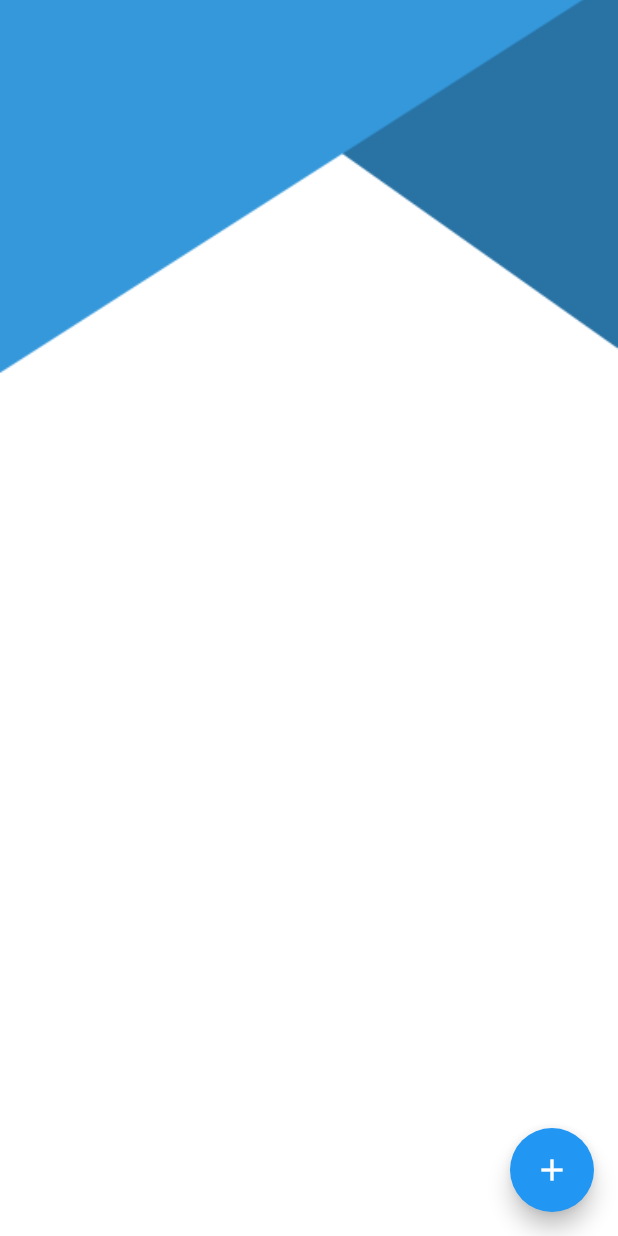
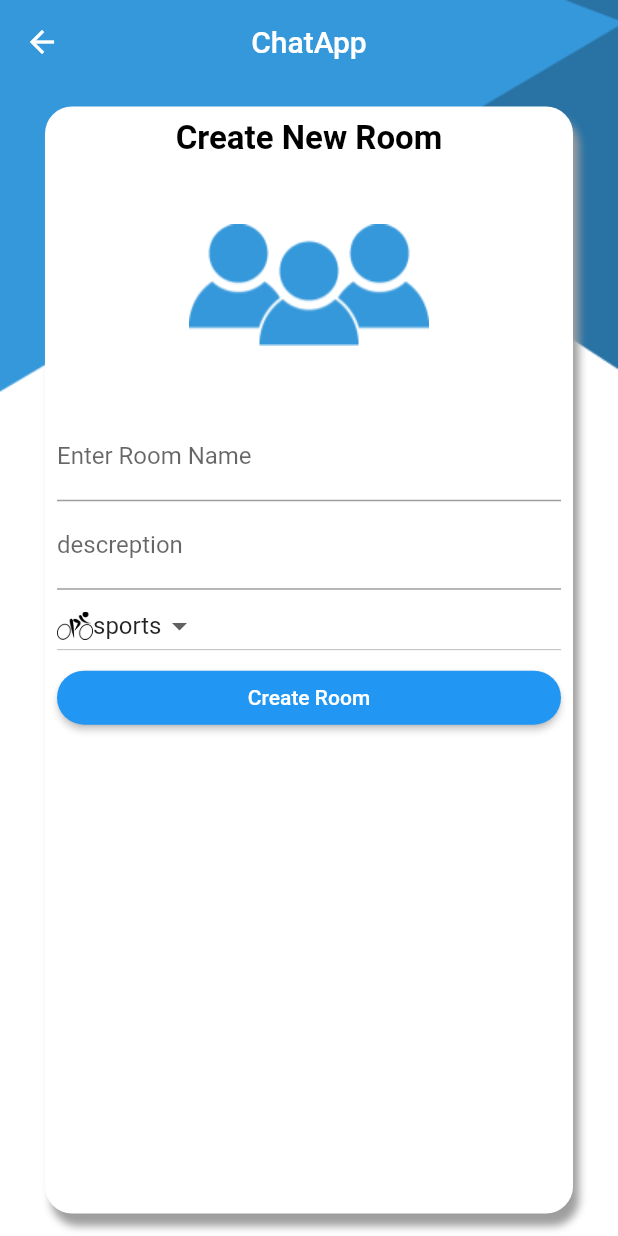
Before and after one commit to marwan-mohamed163/flutter-chat, a Flutter app: the HomeScreen screen opened by its route, after a tap on the "add" icon, on a phone screen of 412 x 824 dp. Run offline on Flutter 3.47's test engine with Material 2 defaults, Android fonts, the phone set to English and light mode, and no system bars; our stand-ins replace cloud_firestore, firebase_auth, firebase_core, fluttertoast; accounts and stored records are empty.

```diff
--- /dev/null
+++ b/lib/addRoom/AddRoom.dart
@@ -0,0 +1,168 @@
+import 'package:chat_app/dataBase/DataBaseHelper.dart';
+import 'package:chat_app/modal/Room.dart';
+import 'package:flutter/material.dart';
+import 'package:fluttertoast/fluttertoast.dart';
+
+class AddRoom extends StatefulWidget {
+  static final String ROUTE_NAME = 'addRoom';
+
+  @override
+  State<AddRoom> createState() => _AddRoomState();
+}
+
+class _AddRoomState extends State<AddRoom> {
+  final _addRoomFormKey = GlobalKey<FormState>();
+
+  String roomName = '';
+
+  String desc = '';
+
+  List<String> Categories = ['sports', 'movie', 'music'];
+
+  String SelectedCategories = 'sports';
+
+  @override
+  Widget build(BuildContext context) {
+    return Stack(
+      children: [
+        Container(
+          color: Colors.white,
+        ),
+        Image(
+          image: AssetImage('assets/images/BackGround.png'),
+          fit: BoxFit.fill,
+          width: double.infinity,
+        ),
+        Scaffold(
+          backgroundColor: Colors.transparent,
+          appBar: AppBar(
+            title: Text('ChatApp'),
+            centerTitle: true,
+            elevation: 0,
+            backgroundColor: Colors.transparent,
+          ),
+          body: Center(
+            child: Container(
+              margin: EdgeInsets.symmetric(vertical: 15, horizontal: 30),
+              padding: EdgeInsets.all(8),
+              decoration: BoxDecoration(
+                  borderRadius: BorderRadius.circular(18),
+                  color: Colors.white,
+                  boxShadow: [
+                    BoxShadow(
+                      color: Colors.grey,
+                      blurRadius: 4,
+                      offset: Offset(4, 8), // Shadow position
+                    ),
+                  ]),
+              child: Column(
+                crossAxisAlignment: CrossAxisAlignment.stretch,
+                children: [
+                  Text(
+                    'Create New Room',
+                    style: TextStyle(
+                        color: Colors.black,
+                        fontSize: 22,
+                        fontWeight: FontWeight.bold),
+                    textAlign: TextAlign.center,
+                  ),
+                  Image(image: AssetImage('assets/images/imageCreateRoom.png')),
+                  Form(
+                    key: _addRoomFormKey,
+                    child: Column(
+                      crossAxisAlignment: CrossAxisAlignment.stretch,
+                      children: [
+                        TextFormField(
+                          onChanged: (textValue) {
+                            roomName = textValue;
+                          },
+                          decoration: InputDecoration(
+                              labelText: 'Enter Room Name',
+                              floatingLabelBehavior:
+                                  FloatingLabelBehavior.auto),
+                          validator: (value) {
+                            if (value == null || value.isEmpty) {
+                              return 'please enter room name';
+                            }
+                            return null;
+                          },
+                          obscureText: true,
+                        ),
+                        TextFormField(
+                          onChanged: (textValue) {
+                            desc = textValue;
+                          },
+                          decoration: InputDecoration(
+                              labelText: 'descreption',
+                              floatingLabelBehavior:
+                                  FloatingLabelBehavior.auto),
+                          validator: (value) {
+                            if (value == null || value.isEmpty) {
+                              return 'Please enter Descreption';
+                            }
+                            return null;
+                          },
+                          obscureText: true,
+                        ),
+
+                        // isLoading?Center(child: CircularProgressIndicator(),)
+
+                        DropdownButton(
+                            onChanged: (newSelected) {
+                              setState(() {
+                                SelectedCategories = newSelected as String;
+                              });
+                            },
+                            value: SelectedCategories,
+                            iconSize: 24,
+                            elevation: 16,
+                            items: Categories.map((name) {
+                              return DropdownMenuItem(
+                                  value: name,
+                                  child: Row(children: [
+                                    Image(
+                                      image: AssetImage(
+                                        'assets/images/$name.png',
+                                      ),
+                                      width: 24,
+                                      height: 24,
+                                    ),
+                                    Text(name)
+                                  ]));
+                            }).toList()),
+
+                        ElevatedButton(
+                            style: ElevatedButton.styleFrom(
+                                shape: RoundedRectangleBorder(
+                                    borderRadius: BorderRadius.circular(60))),
+                            onPressed: () {
+                              if (_addRoomFormKey.currentState!.validate() ==
+                                  true) {
+                                addRoom();
+                              }
+                            },
+                            child: Text('Create Room')),
+                      ],
+                    ),
+                  )
+                ],
+              ),
+            ),
+          ),
+        )
+      ],
+    );
+  }
+
+  void addRoom() {
+    final docRef = getRoomCollectionWithConverter().doc();
+    Room room = Room(
+        id: docRef.id,
+        name: roomName,
+        description: desc,
+        category: SelectedCategories);
+    docRef.set(room).then((value) => Fluttertoast.showToast(
+        msg: 'Room add Successful', toastLength: Toast.LENGTH_LONG));
+    Navigator.pop(context);
+  }
+}
--- a/lib/dataBase/DataBaseHelper.dart
+++ b/lib/dataBase/DataBaseHelper.dart
@@ -1,3 +1,4 @@
+import 'package:chat_app/modal/Room.dart';
 import 'package:cloud_firestore/cloud_firestore.dart';
 import '../modal/User.dart';
 
@@ -7,3 +8,10 @@ CollectionReference<User> getUserCollectionWithConverter(){
        fromFirestore: (snapshot, _) => User.fromJson(snapshot.data()!),
        toFirestore: (user, _) => user.toJson());
 }
+
+CollectionReference<Room> getRoomCollectionWithConverter(){
+   return FirebaseFirestore.instance.collection(Room.COOLECTION_NAME)
+       .withConverter<Room>(
+       fromFirestore: (snapshot, _) => Room.fromJson(snapshot.data()!),
+       toFirestore: (room, _) => room.toJson());
+}
--- a/lib/home/HomeScreen.dart
+++ b/lib/home/HomeScreen.dart
@@ -1,25 +1,72 @@
+import 'package:chat_app/addRoom/AddRoom.dart';
+import 'package:chat_app/dataBase/DataBaseHelper.dart';
+import 'package:chat_app/home/RoomWidget.dart';
+import 'package:chat_app/roomsDetails/RoomsDetails.dart';
+import 'package:cloud_firestore/cloud_firestore.dart';
 import 'package:flutter/cupertino.dart';
 import 'package:flutter/material.dart';
 
+import '../modal/Room.dart';
+
 class HomeScreen extends StatelessWidget{
+  late CollectionReference <Room> roomCollectionRef;
+  HomeScreen(){
+      roomCollectionRef = getRoomCollectionWithConverter();
+      }
   static const String ROUTE_NAME ='home';
   @override
   Widget build(BuildContext context) {
-    return Stack(
+    return
+     Stack(
         children: [
           Container(
+            padding: EdgeInsets.all(25),
             color: Colors.white,
           ),
           Image(image: AssetImage('assets/images/BackGround.png'),
-          fit: BoxFit.fitWidth,width: double.infinity,),
+            fit: BoxFit.fill,width: double.infinity,),
           Scaffold(
             backgroundColor: Colors.transparent,
             floatingActionButton: FloatingActionButton(
-            onPressed: (){},
+              onPressed: (){
+                Navigator.pushNamed(context, AddRoom.ROUTE_NAME);
+              },
               child: Icon(Icons.add),
             ),
+            appBar: AppBar(title: Text('Room Chat'),
+              backgroundColor: Colors.transparent,
+              elevation: 0,
+              centerTitle: true,
+            ),
+            body:Container(
+              margin: EdgeInsets.only(left: 12,right: 12,top: 64,bottom: 12),
+              child: FutureBuilder<QuerySnapshot<Room> > (
+                future: roomCollectionRef.get(),
+                builder:  (BuildContext context,
+                    AsyncSnapshot<QuerySnapshot<Room>> snapshot){
+                  if(snapshot.hasError){
+                    return Text('Data has Error');
+                  }else  if (snapshot.connectionState == ConnectionState.done) {
+                  final List<Room> roomsList = snapshot.data?.docs.map((singleDoc) =>singleDoc.data()).toList()??[];
+                    return Center(
+                      child: GridView.builder(gridDelegate:SliverGridDelegateWithFixedCrossAxisCount(
+                        crossAxisCount: 2,
+                        crossAxisSpacing: 4,
+                        mainAxisSpacing: 4,
+                        childAspectRatio: 1/1.2
+                      ),
+                          itemBuilder: (buildContext,index){
+                        return RoomWidget(roomsList[index]);
+                          },itemCount: roomsList.length,),
+                    );
+                  }
+                  return Center(child:CircularProgressIndicator(),);
+                },
+              )
+            )  ,
           )
         ],
+
     );
   }
 }
--- a/lib/main.dart
+++ b/lib/main.dart
@@ -1,15 +1,18 @@
 import 'package:chat_app/AppProvider.dart';
+import 'package:chat_app/addRoom/AddRoom.dart';
 import 'package:chat_app/auth/LoginScreen.dart';
 import 'package:chat_app/auth/RegisterationScreen.dart';
 import 'package:chat_app/home/HomeScreen.dart';
+import 'package:chat_app/roomsDetails/RoomsDetails.dart';
 import 'package:firebase_core/firebase_core.dart';
 import 'package:flutter/material.dart';
 import 'package:provider/provider.dart';
 
 void main()async {
-  runApp(MyAplication());
   WidgetsFlutterBinding.ensureInitialized();
   await Firebase.initializeApp();
+  runApp(MyAplication());
+
 }
 
 class MyAplication extends StatelessWidget{
@@ -18,13 +21,17 @@ class MyAplication extends StatelessWidget{
     return ChangeNotifierProvider(
         create: (context)=>AppProvider(),
       builder:(context,Widget){
+          final provider = Provider.of<AppProvider>(context);
+          final isLoadingUser = provider.checkedLoggedInUser();
           return MaterialApp(
             routes: {
               RegisterationScreen.ROUTE_NAME:(context)=>RegisterationScreen(),
               LoginScreen.ROUTE_NAME:(context)=>LoginScreen(),
-              HomeScreen.ROUTE_NAME:(context)=>HomeScreen()
+              HomeScreen.ROUTE_NAME:(context)=>HomeScreen(),
+              AddRoom.ROUTE_NAME:(context)=>AddRoom(),
+              RoomDetails.ROUTE_NAME:(context)=>RoomDetails()
             },
-            initialRoute: LoginScreen.ROUTE_NAME,
+            initialRoute: isLoadingUser?HomeScreen.ROUTE_NAME:LoginScreen.ROUTE_NAME,
           );
       },
     );
--- /dev/null
+++ b/lib/modal/Room.dart
@@ -0,0 +1,25 @@
+
+class Room {
+  static const String COOLECTION_NAME ='rooms';
+  String id;
+  String name;
+  String description;
+  String category;
+  Room({required this.id,required this.name,required this.description,required this.category});
+
+  Room.fromJson(Map<String, Object?> json)
+      : this(
+    id: json['id']! as String,
+    name: json['name']! as String,
+    description: json['description']! as String,
+    category: json['category']! as String,
+  );
+  Map<String,Object> toJson(){
+    return{
+      'id':id,
+      'name':name,
+      'description':description,
+      'category':category
+    };
+  }
+}
--- /dev/null
+++ b/lib/roomsDetails/RoomsDetails.dart
@@ -0,0 +1,15 @@
+import 'package:chat_app/modal/Room.dart';
+import 'package:flutter/material.dart';
+
+class RoomDetails extends StatelessWidget{
+  static const String ROUTE_NAME = 'rooms-Details';
+  @override
+  Widget build(BuildContext context) {
+    final args = ModalRoute.of(context)?.settings.arguments as RoomDetailsArg;
+    return Container();
+  }
+}
+ class RoomDetailsArg{
+  Room? room;
+  RoomDetailsArg(this.room);
+ }
--- a/pubspec.yaml
+++ b/pubspec.yaml
@@ -33,6 +33,7 @@ dependencies:
   firebase_auth: ^3.3.8
   cloud_firestore: ^3.1.14
   provider: ^6.0.3
+  fluttertoast: ^8.0.9
 
   # The following adds the Cupertino Icons font to your application.
   # Use with the CupertinoIcons class for iOS style icons.
```
Also changed, not shown: lib/AppProvider.dart (+18 -4 lines), lib/home/RoomWidget.dart (added, +36 -0 lines), assets/images/2.0x/imageCreateRoom@2x.png (added), assets/images/3.0x/imageCreateRoom@3x.png (added), assets/images/imageCreateRoom.png (added), assets/images/movie.png (added), assets/images/music.png (added), assets/images/sports.png (added), pubspec.lock. Lines whose indentation alone changed are shown as unchanged.
